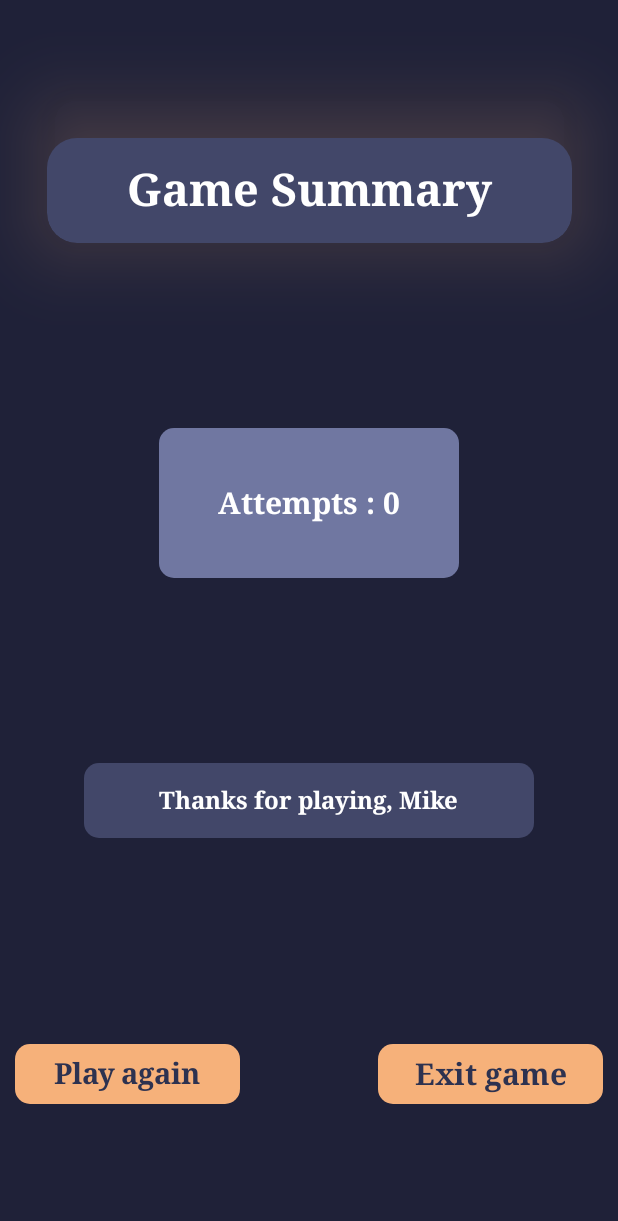
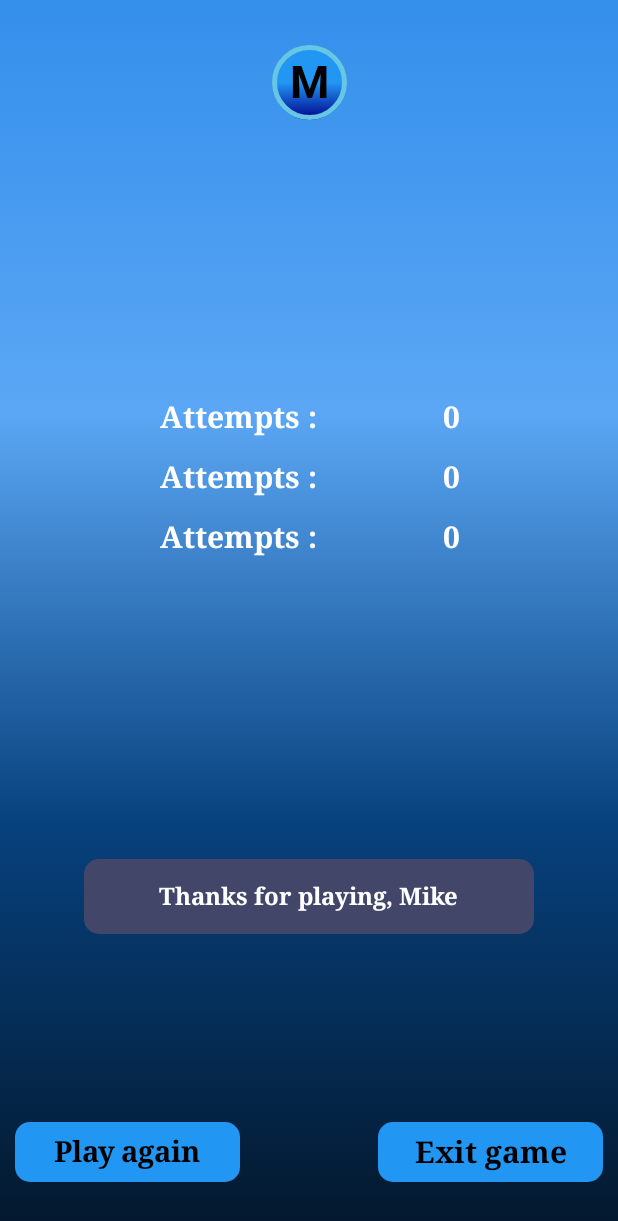
Before and after one commit to mikesplore/WordGame, an Android app built with Jetpack Compose: the GameSummaryScreen screen opened through its navigation route, on a phone screen of 412 x 824 dp. Shown: the top 1221 px of the screen. Run offline under Robolectric (Android 15) with nearby library versions, the phone set to English and light mode, and no system bars.

Commit message:
new face

```diff
--- a/app/src/main/java/com/mike/wordgame/ResultsScreen.kt
+++ b/app/src/main/java/com/mike/wordgame/ResultsScreen.kt
@@ -17,6 +17,7 @@ import androidx.compose.foundation.layout.fillMaxSize
 import androidx.compose.foundation.layout.fillMaxWidth
 import androidx.compose.foundation.layout.height
 import androidx.compose.foundation.layout.padding
+import androidx.compose.foundation.layout.size
 import androidx.compose.foundation.layout.width
 import androidx.compose.foundation.shape.RoundedCornerShape
 import androidx.compose.material3.Button
@@ -58,6 +59,7 @@ fun GameSummaryScreen(navController: NavController){
 
 @Composable
 fun ResultScreen(navController: NavController) {
+    val viewModel = remember { ProfileViewModel() }
     val context = LocalContext.current
     LaunchedEffect(Unit) {
 
@@ -65,56 +67,82 @@ fun ResultScreen(navController: NavController) {
 
     }
 
-    // Constants for button colors
-    val buttonBackgroundColor = Color(0xffF6B17A)
-    val buttonTextColor = Color(0xff2D3250)
 
     Column(
         modifier = Modifier
-            .background(Color(0xff1F2138))
+            .background(brush = back)
             .fillMaxSize(),
         horizontalAlignment = Alignment.CenterHorizontally,
-        verticalArrangement = Arrangement.SpaceAround
+        verticalArrangement = Arrangement.SpaceBetween
     ) {
         // Game Summary Box
-        Box(
-            modifier = Modifier
-                .height(100.dp)
-                .shadow(
-                    30.dp,
-                    shape = RoundedCornerShape(20.dp),
-                    clip = true,
-                    spotColor = Color(0xffF6B17A)
-                )
-                .width(350.dp)
-                .absolutePadding(0.dp, 30.dp)
-                .background(Color(0xff424769), shape = RoundedCornerShape(20.dp)),
-            contentAlignment = Alignment.Center
-        ) {
-            Text(
-                text = "Game Summary",
-                style = TextStyle(
-                    fontFamily = FontFamily.Serif,
-                    fontSize = 30.sp,
-                    fontWeight = FontWeight.ExtraBold,
-                    color = Color.White
-                )
-            )
+        Row(modifier = Modifier
+            .absolutePadding(0.dp,30.dp)
+            .fillMaxWidth(),
+            verticalAlignment = Alignment.CenterVertically,
+            horizontalArrangement = Arrangement.Center) {
+            profile(name = GlobalVariables.username.value, profilesize = 50.dp, lettersize =30.sp , viewModel = viewModel)
+
         }
 
         GlobalVariables.Attempts.value  = GlobalVariables.wrongGuesscount.value+GlobalVariables.correctGuesscount.value
-        Box(modifier = Modifier
-            .background(Color(0xff7077A1), shape = RoundedCornerShape(10.dp))
-            .height(100.dp)
-            .width(200.dp), contentAlignment = Alignment.Center){
-            Text(text = "Attempts : ${GlobalVariables.Attempts.value}", style = TextStyle(),
+        Column(modifier = Modifier
+            .background(Color.Transparent, shape = RoundedCornerShape(10.dp))
+            .size(250.dp),
+            verticalArrangement = Arrangement.Center,
+            horizontalAlignment = Alignment.CenterHorizontally){
+            Row(modifier = Modifier
+                .height(40.dp)
+                .width(200.dp),
+                horizontalArrangement = Arrangement.SpaceBetween) {
+
+
+            Text(text = "Attempts :", style = TextStyle(),
                 fontFamily = FontFamily.Serif,
                 fontWeight = FontWeight.Bold,
                 color = Color.White,
                 fontSize = 20.sp)
+            Text(text = "${GlobalVariables.Attempts.value}", style = TextStyle(),
+                fontFamily = FontFamily.Serif,
+                fontWeight = FontWeight.Bold,
+                color = Color.White,
+                fontSize = 20.sp)}
+            Row(modifier = Modifier
+                .height(40.dp)
+                .width(200.dp),
+                horizontalArrangement = Arrangement.SpaceBetween) {
+
+
+                Text(text = "Attempts :", style = TextStyle(),
+                    fontFamily = FontFamily.Serif,
+                    fontWeight = FontWeight.Bold,
+                    color = Color.White,
+                    fontSize = 20.sp)
+                Text(text = "${GlobalVariables.Attempts.value}", style = TextStyle(),
+                    fontFamily = FontFamily.Serif,
+                    fontWeight = FontWeight.Bold,
+                    color = Color.White,
+                    fontSize = 20.sp)}
+            Row(modifier = Modifier
+                .height(40.dp)
+                .width(200.dp),
+                horizontalArrangement = Arrangement.SpaceBetween) {
+
+
+                Text(text = "Attempts :", style = TextStyle(),
+                    fontFamily = FontFamily.Serif,
+                    fontWeight = FontWeight.Bold,
+                    color = Color.White,
+                    fontSize = 20.sp)
+                Text(text = "${GlobalVariables.Attempts.value}", style = TextStyle(),
+                    fontFamily = FontFamily.Serif,
+                    fontWeight = FontWeight.Bold,
+                    color = Color.White,
+                    fontSize = 20.sp)}
+
         }
 
-        // Score Box
+
 
 
         // Thanks Box
@@ -124,7 +152,7 @@ fun ResultScreen(navController: NavController) {
         Row(
             modifier = Modifier
                 .height(80.dp)
-                .padding(10.dp)
+                .absolutePadding(10.dp, 0.dp, 10.dp, 30.dp)
                 .fillMaxWidth(),
             horizontalArrangement = Arrangement.SpaceBetween
         ) {
@@ -143,7 +171,7 @@ fun ResultScreen(navController: NavController) {
                 },
                 modifier = Modifier.width(150.dp),
                 shape = RoundedCornerShape(10.dp),
-                colors = ButtonDefaults.buttonColors(buttonBackgroundColor)
+                colors = ButtonDefaults.buttonColors(Color(0xff2196F3))
             ) {
                 Text(
                     text = "Play again",
@@ -151,7 +179,7 @@ fun ResultScreen(navController: NavController) {
                         fontWeight = FontWeight.Bold,
                         fontFamily = FontFamily.Serif,
                         fontSize = 19.sp,
-                        color = buttonTextColor,
+                        color = Color.Black,
                         textAlign = TextAlign.Center
                     )
                 )
@@ -164,7 +192,7 @@ fun ResultScreen(navController: NavController) {
                 },
                 modifier = Modifier.width(150.dp),
                 shape = RoundedCornerShape(10.dp),
-                colors = ButtonDefaults.buttonColors(buttonBackgroundColor)
+                colors = ButtonDefaults.buttonColors(Color(0xff2196F3))
             ) {
                 Text(
                     text = "Exit game",
@@ -172,7 +200,7 @@ fun ResultScreen(navController: NavController) {
                         fontWeight = FontWeight.Bold,
                         fontFamily = FontFamily.Serif,
                         fontSize = 20.sp,
-                        color = buttonTextColor,
+                        color = Color.Black,
                         textAlign = TextAlign.Center
                     )
                 )
```
Also changed, not shown: 2 other files.
